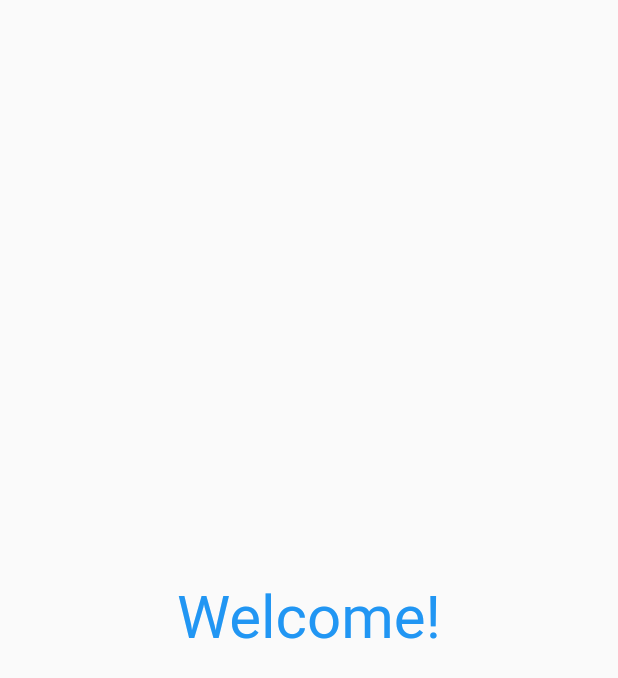
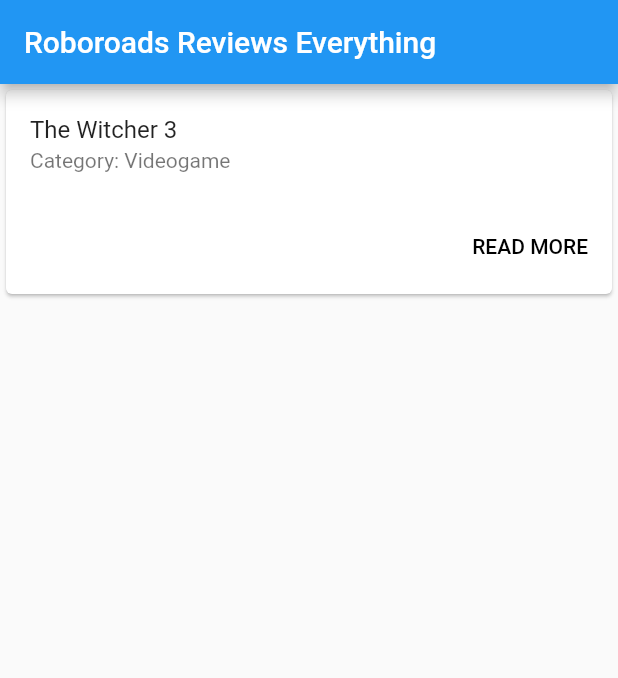
Before and after one commit to Roboroads-Workshops/WhatTheFlut, a Flutter app: the screen it shows after launch, on a phone screen of 412 x 824 dp. Shown: the top 678 px of the screen. Run offline on Flutter 3.47's test engine with Material 2 defaults, Android fonts, the phone set to English and light mode, and no system bars.

Commit message:
Step two

```diff
--- a/analysis_options.yaml
+++ b/analysis_options.yaml
@@ -22,6 +22,10 @@ linter:
   # `// ignore_for_file: name_of_lint` syntax on the line or in the file
   # producing the lint.
   rules:
+    prefer_const_literals_to_create_immutables: false
+    prefer_const_declarations: false
+    prefer_const_constructors_in_immutables: false
+    prefer_const_constructors: false
     # avoid_print: false  # Uncomment to disable the `avoid_print` rule
     # prefer_single_quotes: true  # Uncomment to enable the `prefer_single_quotes` rule
 
--- a/lib/main.dart
+++ b/lib/main.dart
@@ -9,15 +9,28 @@ class HowToFlut extends StatelessWidget {
 
   @override
   Widget build(BuildContext context) {
-    return const MaterialApp(
+    return MaterialApp(
       home: Scaffold(
-        body: Center(
-          child: Text(
-            "Welcome!",
-            style: TextStyle(
-              fontSize: 40,
-              color: Colors.blue,
-            ),
+        appBar: AppBar(
+          title: const Text("Roboroads Reviews Everything"),
+        ),
+        body: SingleChildScrollView(
+          child: Column(
+            children: [
+              Card(
+                child: Column(
+                  children: [
+                    ListTile(
+                      title: Text("The Witcher 3"),
+                      subtitle: Text("Category: Videogame"),
+                    ),
+                    ButtonBar(children: [
+                      FlatButton(onPressed: () {}, child: Text('READ MORE'))
+                    ]),
+                  ],
+                ),
+              ),
+            ],
           ),
         ),
       ),
```
